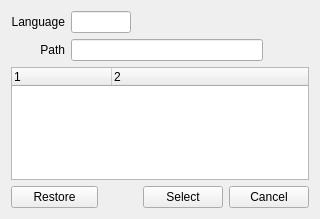
This is src/GuiLanguage.ui in hwgao/beebeep as Qt 5 draws it before an edit. The edited form follows.
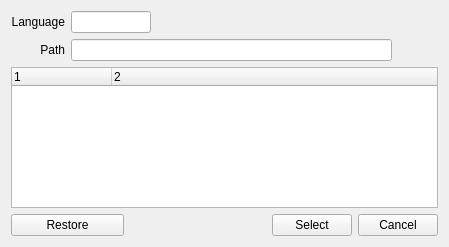
This is the edited form. Icons and pictures are not drawn.

Patch:
```diff
--- a/src/GuiLanguage.ui
+++ b/src/GuiLanguage.ui
@@ -9,8 +9,8 @@
    <rect>
     <x>0</x>
     <y>0</y>
-    <width>319</width>
-    <height>219</height>
+    <width>449</width>
+    <height>247</height>
    </rect>
   </property>
   <property name="windowTitle">
@@ -43,7 +43,7 @@
      </property>
      <property name="maximumSize">
       <size>
-       <width>60</width>
+       <width>80</width>
        <height>16777215</height>
       </size>
      </property>
@@ -55,7 +55,7 @@
      </property>
     </widget>
    </item>
-   <item row="0" column="3" colspan="4">
+   <item row="0" column="3" colspan="3">
     <spacer name="horizontalSpacer_2">
      <property name="orientation">
       <enum>Qt::Horizontal</enum>
@@ -85,13 +85,15 @@
     </widget>
    </item>
    <item row="1" column="1" colspan="5">
+    <layout class="QHBoxLayout" name="horizontalLayout">
+     <item>
     <widget class="QLineEdit" name="mp_lePath">
      <property name="readOnly">
       <bool>true</bool>
      </property>
     </widget>
    </item>
-   <item row="1" column="6">
+     <item>
     <widget class="QPushButton" name="mp_pbSelectFolder">
      <property name="sizePolicy">
       <sizepolicy hsizetype="Fixed" vsizetype="Fixed">
@@ -114,7 +116,9 @@
      </property>
     </widget>
    </item>
-   <item row="2" column="0" colspan="7">
+    </layout>
+   </item>
+   <item row="2" column="0" colspan="6">
     <widget class="QTreeWidget" name="mp_twLanguage">
      <property name="rootIsDecorated">
       <bool>true</bool>
@@ -164,7 +168,7 @@
      </property>
     </widget>
    </item>
-   <item row="3" column="5" colspan="2">
+   <item row="3" column="5">
     <widget class="QPushButton" name="mp_pbCancel">
      <property name="text">
       <string>Cancel</string>
```
Lines whose indentation alone changed are shown as unchanged.
